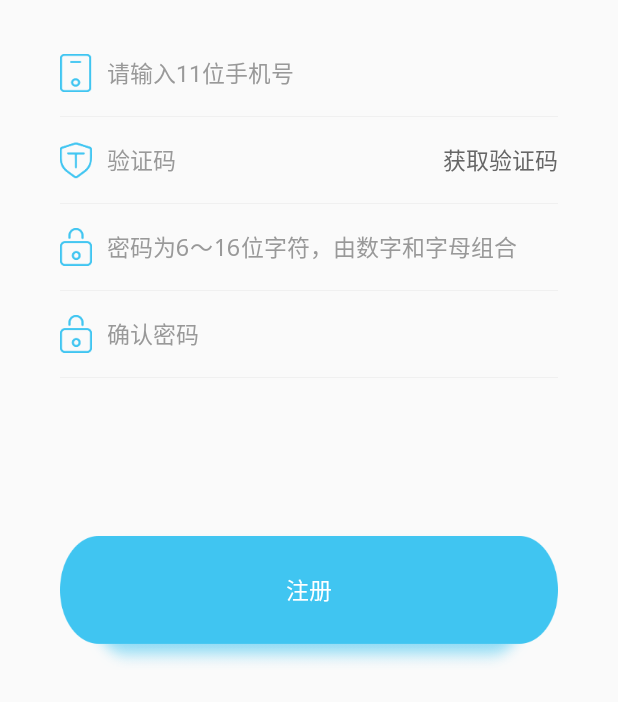
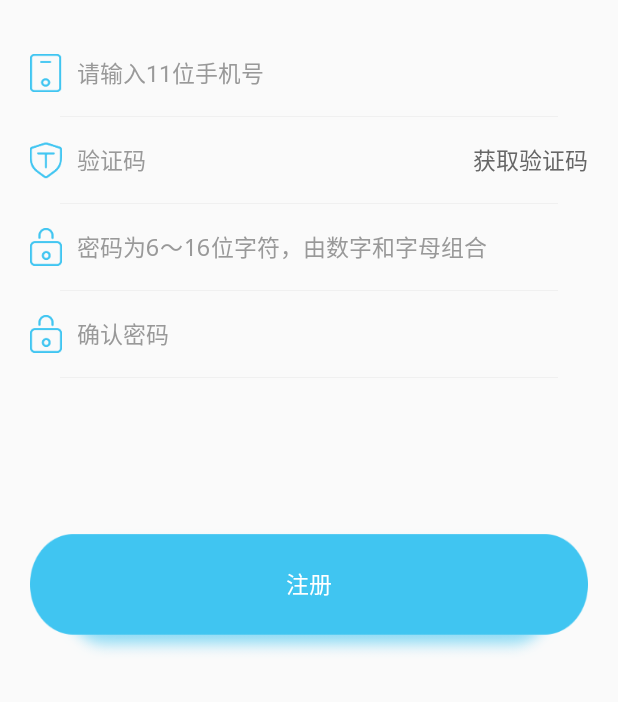
Before and after one commit to qijiuyu/ZhiXueProject, an Android app: the RegisterActivity screen opened directly, with no data from a screen before it, on a phone screen of 412 x 824 dp. Shown: the top 702 px of the screen. Run offline under Robolectric (Android 15) with nearby library versions, the phone set to English and light mode, and no system bars; our stand-ins replace CircleImageView.

Commit message:
开发注册功能

```diff
--- a/app/src/main/java/com/example/administrator/zhixueproject/activity/login/RegisterActivity.java
+++ b/app/src/main/java/com/example/administrator/zhixueproject/activity/login/RegisterActivity.java
@@ -2,6 +2,10 @@ package com.example.administrator.zhixueproject.activity.login;
 
 import android.os.Bundle;
 import android.support.annotation.Nullable;
+import android.text.TextUtils;
+import android.view.View;
+import android.widget.EditText;
+import android.widget.TextView;
 
 import com.example.administrator.zhixueproject.R;
 import com.example.administrator.zhixueproject.activity.BaseActivity;
@@ -9,11 +13,43 @@ import com.example.administrator.zhixueproject.activity.BaseActivity;
 /**
  * 注册页面
  */
-public class RegisterActivity extends BaseActivity{
+public class RegisterActivity extends BaseActivity implements View.OnClickListener{
 
-    @Override
+    private EditText etMobile,etCode,etPwd,etConPwd;
+    private TextView tvCode;
     protected void onCreate(@Nullable Bundle savedInstanceState) {
         super.onCreate(savedInstanceState);
         setContentView(R.layout.activity_register);
+        initView();
+    }
+
+
+    /**
+     * 初始化控件
+     */
+    private void initView(){
+        etMobile=(EditText)findViewById(R.id.et_register_phone);
+        etCode=(EditText)findViewById(R.id.et_code);
+        etPwd=(EditText)findViewById(R.id.et_pwd);
+        etConPwd=(EditText)findViewById(R.id.et_confirm_pwd);
+        tvCode=(TextView)findViewById(R.id.tv_get_code);
+        tvCode.setOnClickListener(this);
+    }
+
+    @Override
+    public void onClick(View v) {
+        String mobile;
+        switch (v.getId()){
+            //获取短信验证码
+            case R.id.tv_get_code:
+                 mobile=etMobile.getText().toString().trim();
+                 if(TextUtils.isEmpty(mobile)){
+                     showMsg(getString(R.string.login_phone));
+                 }else{
+
+                 }
+                 break;
+        }
+
     }
 }
--- a/app/src/main/java/com/example/administrator/zhixueproject/http/HandlerConstant1.java
+++ b/app/src/main/java/com/example/administrator/zhixueproject/http/HandlerConstant1.java
@@ -1,4 +1,7 @@
 package com.example.administrator.zhixueproject.http;
 
 public class HandlerConstant1 {
+
+    public static final int REQUST_ERROR=1110;
+    public static final int GET_SMS_CODE_SUCCESS=1111;
 }
--- a/app/src/main/java/com/example/administrator/zhixueproject/http/HttpConstant.java
+++ b/app/src/main/java/com/example/administrator/zhixueproject/http/HttpConstant.java
@@ -3,4 +3,7 @@ package com.example.administrator.zhixueproject.http;
 public class HttpConstant {
 
     public static final String IP="";
+
+    //获取短信验证码
+    public static final String GET_SMS_CODE="client/user/getSmsCode.do";
 }
--- a/app/src/main/res/layout/activity_register.xml
+++ b/app/src/main/res/layout/activity_register.xml
@@ -12,16 +12,16 @@
 
         <LinearLayout
             android:layout_marginTop="20dp"
-            android:layout_marginLeft="40dp"
-            android:layout_marginRight="40dp"
+            android:layout_marginLeft="20dp"
+            android:layout_marginRight="20dp"
             android:orientation="horizontal"
             android:gravity="center_vertical"
             android:layout_width="match_parent"
             android:layout_height="57dp">
 
             <ImageView
-                android:layout_width="wrap_content"
-                android:layout_height="wrap_content"
+                android:layout_width="21dp"
+                android:layout_height="25dp"
                 android:src="@mipmap/phone_icon"/>
 
             <EditText
@@ -47,8 +47,8 @@
             android:background="@color/color_f0f0f0"/>
 
         <RelativeLayout
-            android:layout_marginLeft="40dp"
-            android:layout_marginRight="40dp"
+            android:layout_marginLeft="20dp"
+            android:layout_marginRight="20dp"
             android:layout_width="match_parent"
             android:layout_height="57dp">
 
@@ -96,8 +96,8 @@
             android:background="@color/color_f0f0f0"/>
 
         <LinearLayout
-            android:layout_marginLeft="40dp"
-            android:layout_marginRight="40dp"
+            android:layout_marginLeft="20dp"
+            android:layout_marginRight="20dp"
             android:orientation="horizontal"
             android:gravity="center_vertical"
             android:layout_width="match_parent"
@@ -131,8 +131,8 @@
             android:background="@color/color_f0f0f0"/>
 
         <LinearLayout
-            android:layout_marginLeft="40dp"
-            android:layout_marginRight="40dp"
+            android:layout_marginLeft="20dp"
+            android:layout_marginRight="20dp"
             android:orientation="horizontal"
             android:gravity="center_vertical"
             android:layout_width="match_parent"
@@ -168,9 +168,9 @@
         <TextView
             android:id="@+id/tv_register"
             android:layout_width="match_parent"
-            android:layout_height="wrap_content"
-            android:layout_marginLeft="40dp"
-            android:layout_marginRight="40dp"
+            android:layout_height="100dp"
+            android:layout_marginLeft="20dp"
+            android:layout_marginRight="20dp"
             android:background="@mipmap/bg_botton"
             android:layout_marginTop="87dp"
             android:gravity="center"
```
Also changed, not shown: app/src/main/java/com/example/administrator/zhixueproject/http/api/HttpApi1.java (+20 -1 lines), app/src/main/java/com/example/administrator/zhixueproject/http/method/HttpMethod1.java (+41 -1 lines), 1 other file.
